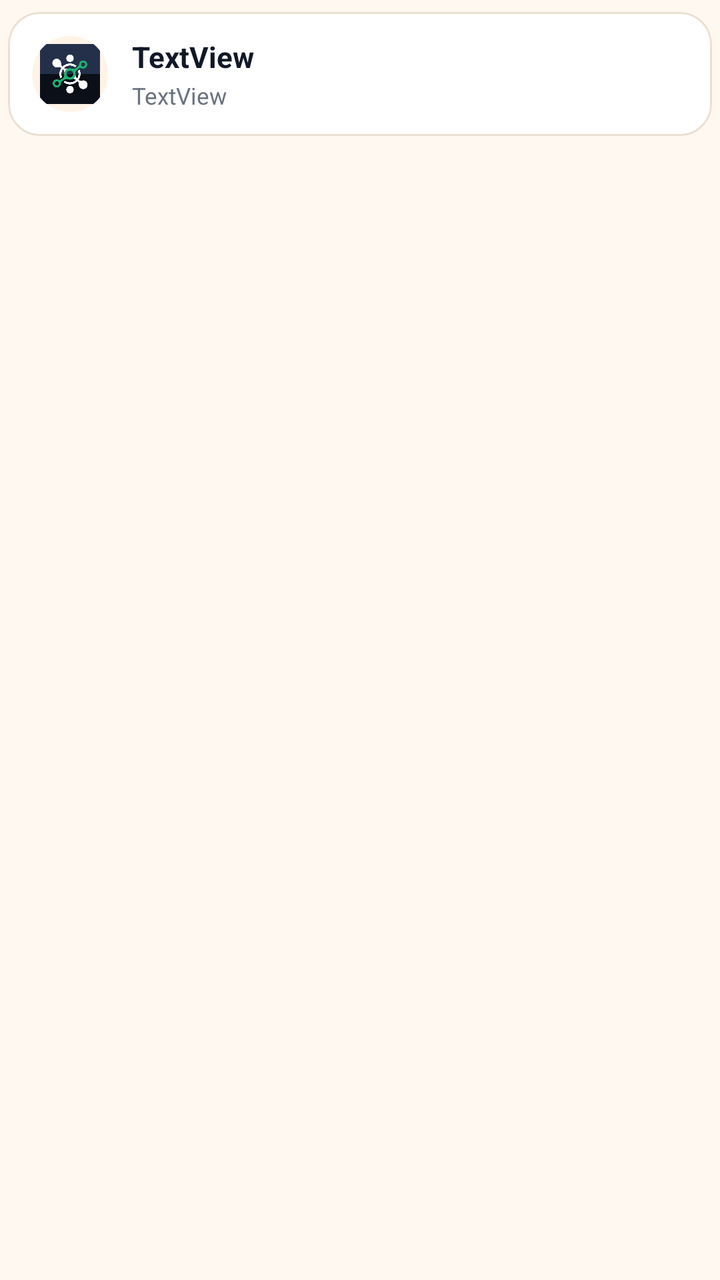
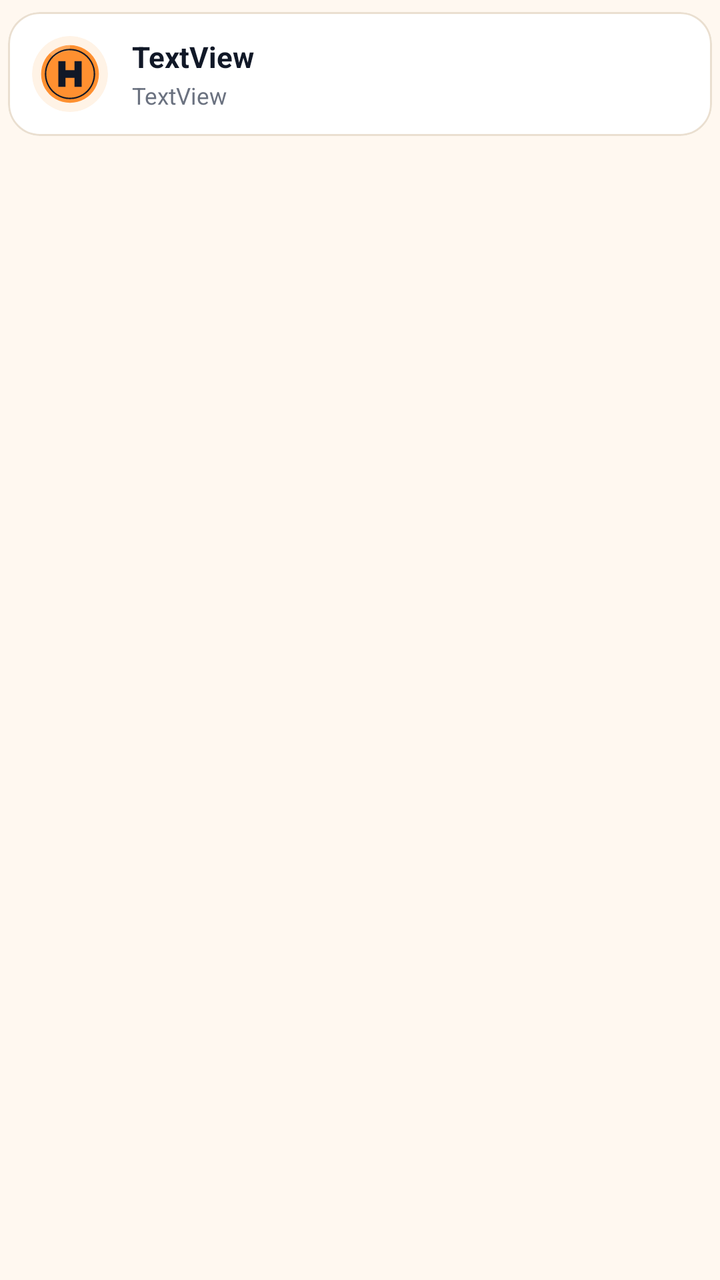

Screens rendered from an Android XML layout before and after an edit, with the pre-edit source and the edit as a unified diff.
<!-- AndroidManifest.xml: application theme AppTheme -->
<!-- res/layout/menu_custom_card.xml -->
<LinearLayout
	xmlns:android="http://schemas.android.com/apk/res/android"
	xmlns:app="http://schemas.android.com/apk/res-auto"
	xmlns:tools="http://schemas.android.com/tools"
	android:layout_width="match_parent"
	android:layout_height="wrap_content"
	android:orientation="vertical">
	<com.google.android.material.card.MaterialCardView
		android:id="@+id/cardview31"
		android:layout_width="match_parent"
		android:layout_height="wrap_content"
		app:cardBackgroundColor="@color/colorSurface"
		android:layout_marginHorizontal="4dp"
		android:layout_marginVertical="6dp"
		app:cardCornerRadius="16dp"
		app:cardElevation="0dp"
		app:strokeWidth="1dp"
		app:strokeColor="@color/colorCardStroke">
		<LinearLayout
			android:id="@+id/linear2"
			android:layout_width="match_parent"
			android:layout_height="wrap_content"
			android:padding="12dp"
			android:gravity="center_vertical"
			android:orientation="horizontal">
			<androidx.cardview.widget.CardView
				android:id="@+id/cardview1"
				android:layout_width="wrap_content"
				android:layout_height="wrap_content"
				app:cardBackgroundColor="@color/colorSurfaceAlt"
				app:cardElevation="0dp"
				app:cardCornerRadius="360dp">
				<ImageView
					android:id="@+id/imageview1"
					android:layout_width="38dp"
					android:layout_height="38dp"
					android:padding="4dp"
					android:src="@drawable/main_app_logo_1"
					android:scaleType="centerInside"
					android:focusable="false" />
			</androidx.cardview.widget.CardView>
			<LinearLayout
				android:id="@+id/linear1"
				android:layout_width="0dp"
				android:layout_height="wrap_content"
				android:orientation="vertical"
				android:layout_weight="1"
				android:layout_marginStart="12dp">
				<TextView
					android:id="@+id/textview1"
					android:layout_width="match_parent"
					android:layout_height="wrap_content"
					android:text="TextView"
					android:textStyle="bold"
					android:textColor="@color/colorTextPrimary"
					android:textSize="14.5sp"
					android:focusable="false" />
				<TextView
					android:id="@+id/textview2"
					android:layout_width="match_parent"
					android:layout_height="wrap_content"
					android:layout_marginTop="2dp"
					android:text="TextView"
					android:textColor="@color/colorTextTertiary"
					android:singleLine="true"
					android:textSize="11.5sp"
					android:ellipsize="end"
					android:focusable="false" />
			</LinearLayout>
		</LinearLayout>
	</com.google.android.material.card.MaterialCardView>
</LinearLayout>
<!-- resources referenced by this layout -->
<resources>
  <color name="colorCardStroke">#EADFD0</color>
  <color name="colorSurface">#FFFFFF</color>
  <color name="colorSurfaceAlt">#FFF3E6</color>
  <color name="colorTextPrimary">#111827</color>
  <color name="colorTextTertiary">#6B7280</color>
  <!-- drawable main_app_logo_1: png bitmap (drawable-xhdpi, 51797 bytes) -->
  <style name="HarvannaTextView" parent="android:Widget.TextView">
          <item name="android:textColor">@color/colorTextPrimary</item>
      </style>
  <color name="colorAccent">#FF9030</color>
  <color name="colorTextOnAccent">#111827</color>
  <color name="colorAccentDark">#E57A14</color>
  <color name="colorError">#EF4444</color>
  <color name="colorTextPrimaryWhite">#FFFFFF</color>
  <color name="colorControlNormal">#6B7280</color>
  <color name="colorAccentRipple">#1AFF9030</color>
  <color name="colorAccentStroke">#33FF9030</color>
  <color name="colorAccentStrong">#B85F0A</color>
  <color name="colorBackground">#FFF8F0</color>
  <color name="colorTextSecondary">#4B5563</color>
  <style name="HarvannaBottomSheetDialog" parent="ThemeOverlay.MaterialComponents.BottomSheetDialog">
          <item name="colorPrimary">@color/colorAccent</item>
          <item name="colorAccent">@color/colorAccent</item>
          <item name="colorSurface">@color/colorSurface</item>
          <item name="colorOnPrimary">@color/colorTextOnAccent</item>
          <item name="colorOnSurface">@color/colorTextPrimary</item>
          <item name="colorOnSurfaceVariant">@color/colorTextSecondary</item>
          <item name="android:textColorPrimary">@color/colorTextPrimary</item>
          <item name="bottomSheetStyle">@style/HarvannaBottomSheetStyle</item>
      </style>
  <style name="HarvannaDialogButton" parent="Widget.MaterialComponents.Button.TextButton.Dialog">
          <item name="android:textColor">@color/colorAccent</item>
          <item name="android:minHeight">48dp</item>
      </style>
  <style name="HarvannaBottomSheetStyle" parent="Widget.MaterialComponents.BottomSheet.Modal">
          <item name="backgroundTint">?attr/colorSurface</item>
          <item name="shapeAppearanceOverlay">@style/HarvannaBottomSheetShape</item>
      </style>
  <style name="HarvannaBottomSheetShape" parent="">
          <item name="cornerFamily">rounded</item>
          <item name="cornerSizeTopLeft">20dp</item>
          <item name="cornerSizeTopRight">20dp</item>
          <item name="cornerSizeBottomLeft">0dp</item>
          <item name="cornerSizeBottomRight">0dp</item>
      </style>
  <!-- unchanged entries left out for length: 2 -->
</resources>

<!-- the commit's change to res/layout/menu_custom_card.xml (unified diff, before → after) -->
@@ -35,7 +35,7 @@
 					android:layout_width="38dp"
 					android:layout_height="38dp"
 					android:padding="4dp"
-					android:src="@drawable/main_app_logo_1"
+					android:src="@drawable/ic_coin_harv"
 					android:scaleType="centerInside"
 					android:focusable="false" />
 			</androidx.cardview.widget.CardView>
<!-- resource entries referenced after the edit -->
@@ -5,7 +5,32 @@
   <color name="colorSurfaceAlt">#FFF3E6</color>
   <color name="colorTextPrimary">#111827</color>
   <color name="colorTextTertiary">#6B7280</color>
-  <!-- drawable main_app_logo_1: png bitmap (drawable-xhdpi, 51797 bytes) -->
+  <!-- drawable ic_coin_harv (drawable) -->
+  <?xml version="1.0" encoding="utf-8"?>
+  <vector xmlns:android="http://schemas.android.com/apk/res/android"
+      android:width="108dp"
+      android:height="108dp"
+      android:viewportWidth="108"
+      android:viewportHeight="108">
+      
+      <path
+          android:fillColor="#FF9030"
+          android:pathData="M54,2a52,52 0,1 0,0.001 0z" />
+      
+      <path
+          android:fillColor="#33FFFFFF"
+          android:pathData="M54,2A52,52 0,0 0,17.2 17.2L24.5,24.5A41.7,41.7 0,0 1,54 12.3z" />
+      
+      <path
+          android:fillColor="#00000000"
+          android:strokeColor="#111827"
+          android:strokeWidth="2.6"
+          android:pathData="M54,10a44,44 0,1 0,0.001 0z" />
+      
+      <path
+          android:fillColor="#111827"
+          android:pathData="M33,31h13v16h16V31h13v46H62V61H46v16H33z" />
+  </vector>
   <style name="HarvannaTextView" parent="android:Widget.TextView">
           <item name="android:textColor">@color/colorTextPrimary</item>
       </style>
